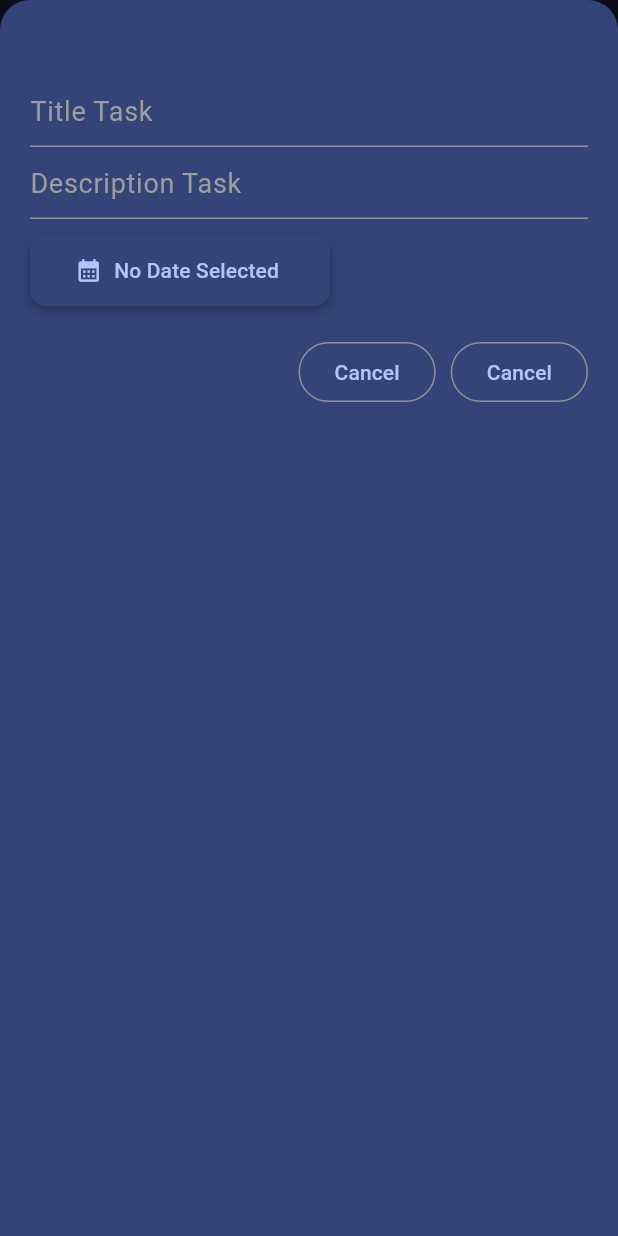
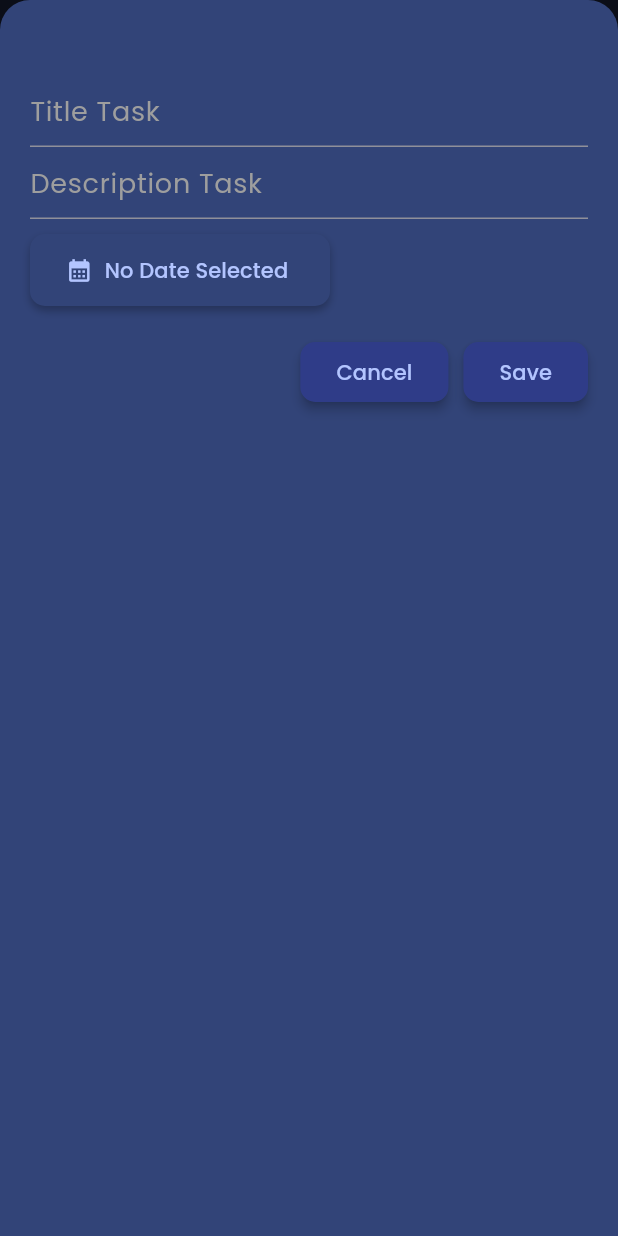
Before and after one commit to erikmiqueias/todo_list_sqlite, a Flutter app: the screen it shows after launch, after a tap on "Enter", after a tap on the "add" icon, on a phone screen of 412 x 824 dp. Run offline on Flutter 3.47's test engine with Material 3 defaults, Android fonts, the phone set to English and light mode, and no system bars; our stand-ins replace flutter_svg, sqflite; accounts and stored records are empty.

Commit message:
style: add font familly poppins

```diff
--- a/lib/main.dart
+++ b/lib/main.dart
@@ -15,6 +15,12 @@ void main() {
           backgroundColor: AppColors.backgroundPrimary,
           foregroundColor: Colors.white,
         ),
+        fontFamily: 'Poppins',
+        outlinedButtonTheme: OutlinedButtonThemeData(
+          style: OutlinedButton.styleFrom(
+            textStyle: TextStyle(fontFamily: 'Poppins'),
+          ),
+        ),
       ),
       debugShowCheckedModeBanner: false,
       home: const LoginScreen(),
--- a/lib/modals/add_task_modal.dart
+++ b/lib/modals/add_task_modal.dart
@@ -140,10 +140,7 @@ class _AddTaskModalState extends State<AddTaskModal> {
                   onPress: () => Navigator.pop(context),
                   child: Text('Cancel'),
                 ),
-                ModalButton(
-                  onPress: () => _submitForm(),
-                  child: Text('Cancel'),
-                ),
+                ModalButton(onPress: () => _submitForm(), child: Text('Save')),
               ],
             ),
           ],
--- a/lib/widgets/modal_button.dart
+++ b/lib/widgets/modal_button.dart
@@ -8,6 +8,17 @@ class ModalButton extends StatelessWidget {
 
   @override
   Widget build(BuildContext context) {
-    return OutlinedButton(onPressed: onPress, child: child);
+    return ElevatedButton(
+      onPressed: onPress,
+      style: ElevatedButton.styleFrom(
+        elevation: 3,
+        backgroundColor:
+            Theme.of(context).colorScheme
+                .copyWith(surface: const Color.fromARGB(255, 47, 60, 136))
+                .surface,
+        shape: RoundedRectangleBorder(borderRadius: BorderRadius.circular(10)),
+      ),
+      child: child,
+    );
   }
 }
```
